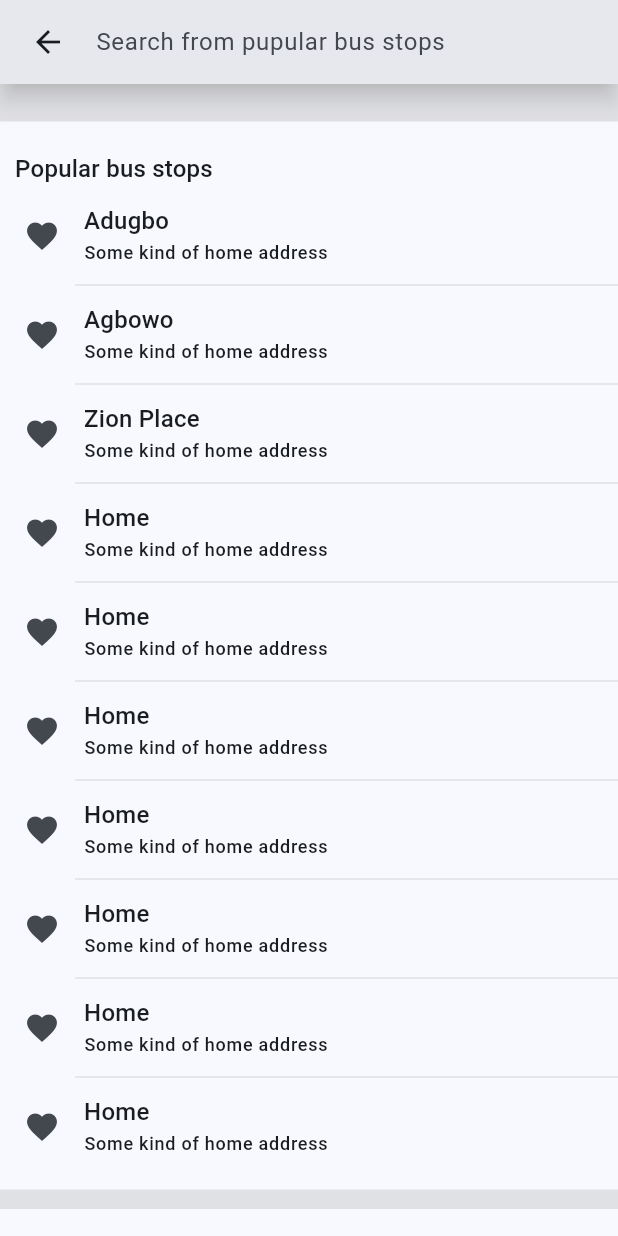
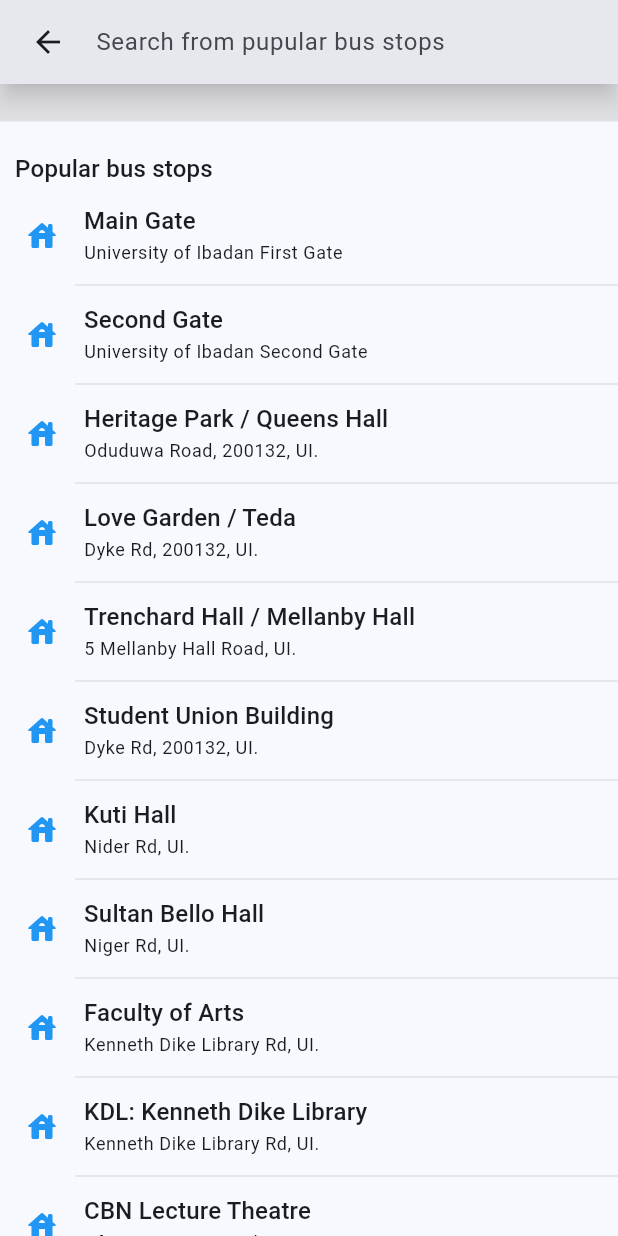
Before and after one commit to LifeTech-Org/maps, a Flutter app: the Destinations screen opened directly, on a phone screen of 412 x 824 dp. Run offline on Flutter 3.47's test engine with Material 2 defaults, Android fonts, the phone set to English and light mode, and no system bars; our stand-ins replace google_maps_flutter, intro_slider, location, shared_preferences, shimmer; missing offline and left inert: google_polyline_algorithm; accounts and stored records are empty.

Commit message:
milestone
beautiful and looking good

```diff
--- /dev/null
+++ b/lib/resources/popular_destinations.dart
@@ -0,0 +1,121 @@
+import 'package:maps/models/location.dart';
+
+final List<Location> popularDestinations = [
+  Location(
+    latitude: 7.441648139805082,
+    longitude: 3.9063283056020732,
+    place: Place(
+      name: "Main Gate",
+      address: "University of Ibadan First Gate",
+    ),
+  ),
+  Location(
+    latitude: 7.452085352070681,
+    longitude: 3.906856365501881,
+    place: Place(
+      name: "Second Gate",
+      address: "University of Ibadan Second Gate",
+    ),
+  ),
+  Location(
+      latitude: 7.443890524092342,
+      longitude: 3.901917077600956,
+      place: Place(
+          name: 'Heritage Park / Queens Hall',
+          address: 'Oduduwa Road, 200132, UI.')),
+  Location(
+      latitude: 7.444736277323142,
+      longitude: 3.8992529734969135,
+      place:
+          Place(name: 'Love Garden / Teda', address: 'Dyke Rd, 200132, UI.')),
+  Location(
+      latitude: 7.445093328315307,
+      longitude: 3.900050260126591,
+      place: Place(
+          name: 'Trenchard Hall / Mellanby Hall',
+          address: '5 Mellanby Hall Road, UI.')),
+  Location(
+      latitude: 7.445263210016763,
+      longitude: 3.8982280343770976,
+      place: Place(
+          name: 'Student Union Building', address: 'Dyke Rd, 200132, UI.')),
+  Location(
+      latitude: 7.44345069187359,
+      longitude: 3.899206705391407,
+      place: Place(name: 'Kuti Hall', address: 'Nider Rd, UI.')),
+  Location(
+      latitude: 7.444063398313043,
+      longitude: 3.897648006677628,
+      place: Place(name: 'Sultan Bello Hall', address: 'Niger Rd, UI.')),
+  Location(
+      latitude: 7.445608957307579,
+      longitude: 3.897361010313034,
+      place: Place(
+          name: 'Faculty of Arts', address: 'Kenneth Dike Library Rd, UI.')),
+  Location(
+      latitude: 7.44617943974134,
+      longitude: 3.896171450614929,
+      place: Place(
+          name: 'KDL: Kenneth Dike Library',
+          address: 'Kenneth Dike Library Rd, UI.')),
+  Location(
+      latitude: 7.445077703184859,
+      longitude: 3.8932528719305988,
+      place: Place(
+          name: 'CBN Lecture Theatre', address: 'Africanus Horton Rd, UI.')),
+  Location(
+      latitude: 7.444608616562646,
+      longitude: 3.89307551085949,
+      place: Place(
+          name: 'Faculty of Science', address: 'Africanus Houton Rd, UI.')),
+  Location(
+      latitude: 7.447230308994445,
+      longitude: 3.892450891435146,
+      place:
+          Place(name: 'Faculty of Law', address: 'Lishabi Crescent Rd, UI.')),
+  Location(
+      latitude: 7.448127252665865,
+      longitude: 3.890064060688019,
+      place: Place(name: 'VC\'s Lodge.', address: 'VC\'s Lodge Rd, UI.')),
+  Location(
+      latitude: 7.4363767462198345,
+      longitude: 3.898434229195118,
+      place: Place(
+          name: 'ISI - International Student Ibadan.',
+          address: 'Akinyele Rd, UI.')),
+  Location(
+      latitude: 7.443629550380097,
+      longitude: 3.8942298665642743,
+      place: Place(
+          name: 'University of Ibadan Zoological Garden.',
+          address: 'Appleton Rd, UI.')),
+  Location(
+      latitude: 7.4476824379833735,
+      longitude: 3.886180557310581,
+      place: Place(name: 'Poly Gate UI.', address: 'Liard Rd, UI.')),
+  Location(
+      latitude: 7.438275399376736,
+      longitude: 3.895829804241657,
+      place: Place(name: 'Queen Idia Hall', address: 'Barth Rd, UI.')),
+  Location(
+      latitude: 7.4406943334359985,
+      longitude: 3.8985790684819217,
+      place:
+          Place(name: 'Nnamdi Azikwe Hostel', address: 'Zik Hostel Rd, UI.')),
+  Location(
+      latitude: 7.433222390620231,
+      longitude: 3.889809921383858,
+      place: Place(name: 'ICT Centre.', address: 'Polythchnic Main Rd, UI.')),
+  Location(
+      latitude: 7.4340269396270955,
+      longitude: 3.8885670527815814,
+      place: Place(name: 'Awo Stadium', address: 'Polytechnic Main Rd, UI.')),
+  Location(
+      latitude: 7.450815745548758,
+      longitude: 3.902648650109768,
+      place: Place(name: 'Post Graduate College', address: 'Odeziaku Rd, UI.')),
+  Location(
+      latitude: 7.462020668915334,
+      longitude: 3.8924884423613544,
+      place: Place(name: 'Ajibode Rd.', address: 'Ajibode Road, UI.'))
+];
--- a/lib/screens/destinations.dart
+++ b/lib/screens/destinations.dart
@@ -5,6 +5,7 @@ import 'package:maps/providers/user.dart';
 import 'package:maps/widgets/Search.dart';
 import 'package:maps/widgets/destination.dart';
 import 'package:provider/provider.dart';
+import 'package:maps/resources/popular_destinations.dart';
 
 class Destinations extends StatefulWidget {
   const Destinations({super.key});
@@ -21,89 +22,6 @@ class _DestinationsState extends State<Destinations> {
       search = place;
     });
   }
-
-  final List<Location> popular = [
-    Location(
-      latitude: 0.00,
-      longitude: 0.00,
-      place: Place(
-        name: "Adugbo",
-        address: "Some kind of home address",
-      ),
-    ),
-    Location(
-      latitude: 0.00,
-      longitude: 0.00,
-      place: Place(
-        name: "Agbowo",
-        address: "Some kind of home address",
-      ),
-    ),
-    Location(
-      latitude: 0.00,
-      longitude: 0.00,
-      place: Place(
-        name: "Zion Place",
-        address: "Some kind of home address",
-      ),
-    ),
-    Location(
-      latitude: 0.00,
-      longitude: 0.00,
-      place: Place(
-        name: "Home",
-        address: "Some kind of home address",
-      ),
-    ),
-    Location(
-      latitude: 0.00,
-      longitude: 0.00,
-      place: Place(
-        name: "Home",
-        address: "Some kind of home address",
-      ),
-    ),
-    Location(
-      latitude: 0.00,
-      longitude: 0.00,
-      place: Place(
-        name: "Home",
-        address: "Some kind of home address",
-      ),
-    ),
-    Location(
-      latitude: 0.00,
-      longitude: 0.00,
-      place: Place(
-        name: "Home",
-        address: "Some kind of home address",
-      ),
-    ),
-    Location(
-      latitude: 0.00,
-      longitude: 0.00,
-      place: Place(
-        name: "Home",
-        address: "Some kind of home address",
-      ),
-    ),
-    Location(
-      latitude: 0.00,
-      longitude: 0.00,
-      place: Place(
-        name: "Home",
-        address: "Some kind of home address",
-      ),
-    ),
-    Location(
-      latitude: 0.00,
-      longitude: 0.00,
-      place: Place(
-        name: "Home",
-        address: "Some kind of home address",
-      ),
-    )
-  ];
 
   @override
   Widget build(BuildContext context) {
@@ -129,12 +47,12 @@ class _DestinationsState extends State<Destinations> {
                       color: Theme.of(context).highlightColor,
                     ),
                     ListBox(
-                      locations: popular
+                      locations: popularDestinations
                           .where((location) => location.place!.name
                               .toLowerCase()
                               .contains(search.toLowerCase()))
                           .toList(),
-                      icon: Icons.favorite,
+                      icon: Icons.house_rounded,
                       title: 'Popular bus stops',
                     ),
                     Divider(
@@ -190,14 +108,14 @@ class ListBox extends StatelessWidget {
               return Column(
                 children: [
                   ListTile(
-                    leading: Icon(icon),
+                    leading: Icon(icon, color: Theme.of(context).primaryColor),
                     title: Text(
                       location.place!.name,
                       style: Theme.of(context).textTheme.titleMedium,
                     ),
                     subtitle: Text(
                       location.place!.address,
-                      style: Theme.of(context).textTheme.labelMedium,
+                      style: Theme.of(context).textTheme.bodySmall,
                     ),
                     dense: true,
                     onTap: () {
--- a/lib/widgets/destination.dart
+++ b/lib/widgets/destination.dart
@@ -82,7 +82,7 @@ class _DestinationState extends State<Destination> {
                       child: user.connectionState == ConnectionState.waiting
                           ? const MyShimmer(
                               height: 20,
-                              width: 80,
+                              width: 70,
                             )
                           : const Text('Cancel'));
                 }),
@@ -127,7 +127,7 @@ class _DestinationState extends State<Destination> {
                     child: user.connectionState == ConnectionState.waiting
                         ? const MyShimmer(
                             height: 20,
-                            width: 100,
+                            width: 90,
                           )
                         : const Text('Set as destination'),
                   );
--- a/lib/widgets/skeletons/destination.dart
+++ b/lib/widgets/skeletons/destination.dart
@@ -22,8 +22,8 @@ class DestinationSkeleton extends StatelessWidget {
         ],
       ),
       actions: [
-        MyShimmer(width: 80, height: 20),
-        MyShimmer(width: 100, height: 20),
+        MyShimmer(width: 70, height: 20),
+        MyShimmer(width: 90, height: 20),
       ],
     );
   }
```
Also changed, not shown: lib/main.dart (+8 -2 lines), lib/providers/user.dart (+9 -6 lines), lib/screens/info.dart (+23 -18 lines), lib/screens/intro.dart (+4 -24 lines), lib/widgets/map.dart (+49 -28 lines), lib/widgets/way_point.dart (+1 -21 lines).
